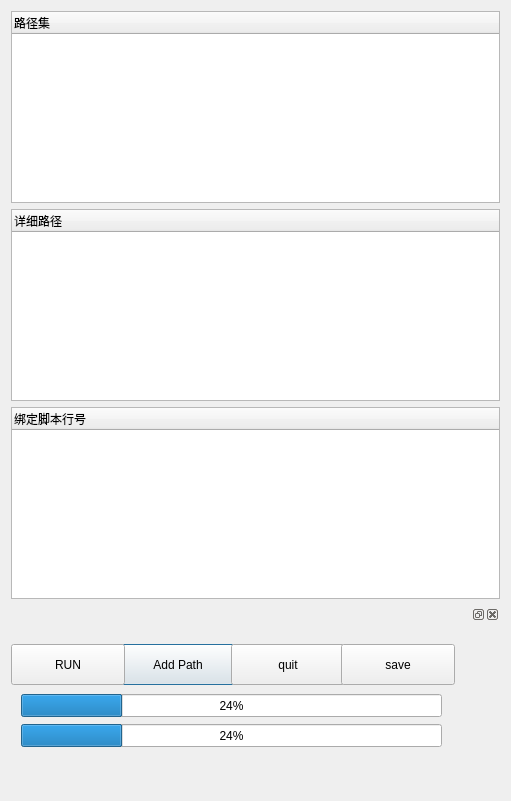
This is ExperimentDialog.ui in yzxyzh/LazGUI as Qt 5 draws it before an edit. The edited form follows.
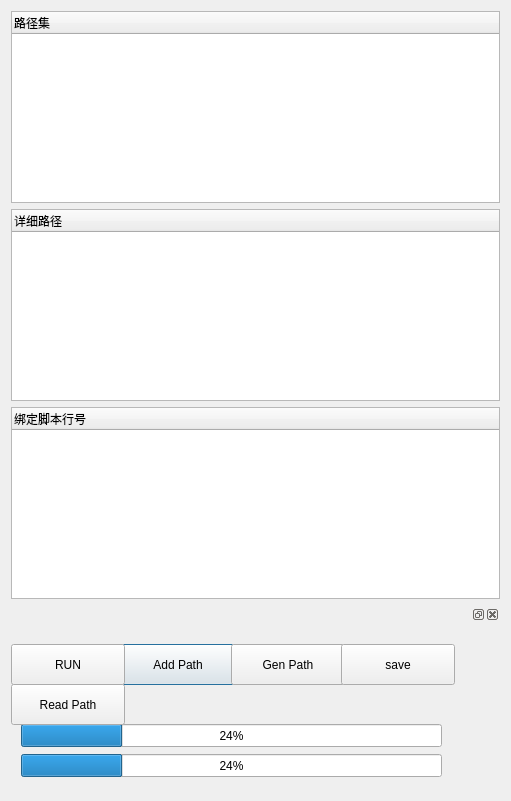
This is the edited form.

The edit to the form file:
```diff
--- a/ExperimentDialog.ui
+++ b/ExperimentDialog.ui
@@ -89,7 +89,7 @@
         </rect>
        </property>
        <property name="text">
-        <string>quit</string>
+        <string>Gen Path</string>
        </property>
       </widget>
       <widget class="QPushButton" name="saveBtn">
@@ -109,19 +109,6 @@
        <property name="geometry">
         <rect>
          <x>10</x>
-         <y>70</y>
-         <width>421</width>
-         <height>23</height>
-        </rect>
-       </property>
-       <property name="value">
-        <number>24</number>
-       </property>
-      </widget>
-      <widget class="QProgressBar" name="localProgress">
-       <property name="geometry">
-        <rect>
-         <x>10</x>
          <y>100</y>
          <width>421</width>
          <height>23</height>
@@ -131,6 +118,32 @@
         <number>24</number>
        </property>
       </widget>
+      <widget class="QProgressBar" name="localProgress">
+       <property name="geometry">
+        <rect>
+         <x>10</x>
+         <y>130</y>
+         <width>421</width>
+         <height>23</height>
+        </rect>
+       </property>
+       <property name="value">
+        <number>24</number>
+       </property>
+      </widget>
+      <widget class="QPushButton" name="readPathBtn">
+       <property name="geometry">
+        <rect>
+         <x>0</x>
+         <y>60</y>
+         <width>114</width>
+         <height>41</height>
+        </rect>
+       </property>
+       <property name="text">
+        <string>Read Path</string>
+       </property>
+      </widget>
      </widget>
     </widget>
    </item>
```
Left out of the diff: 2 changed lines with no effect on the pictures.
